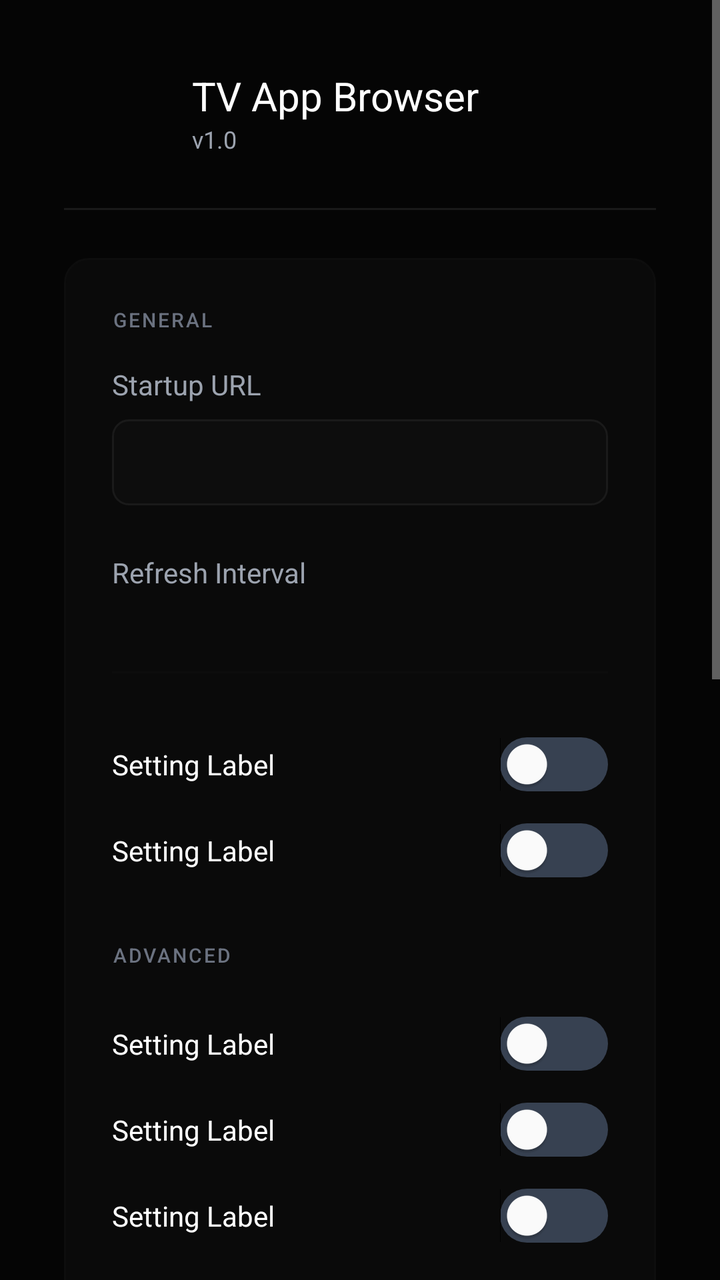
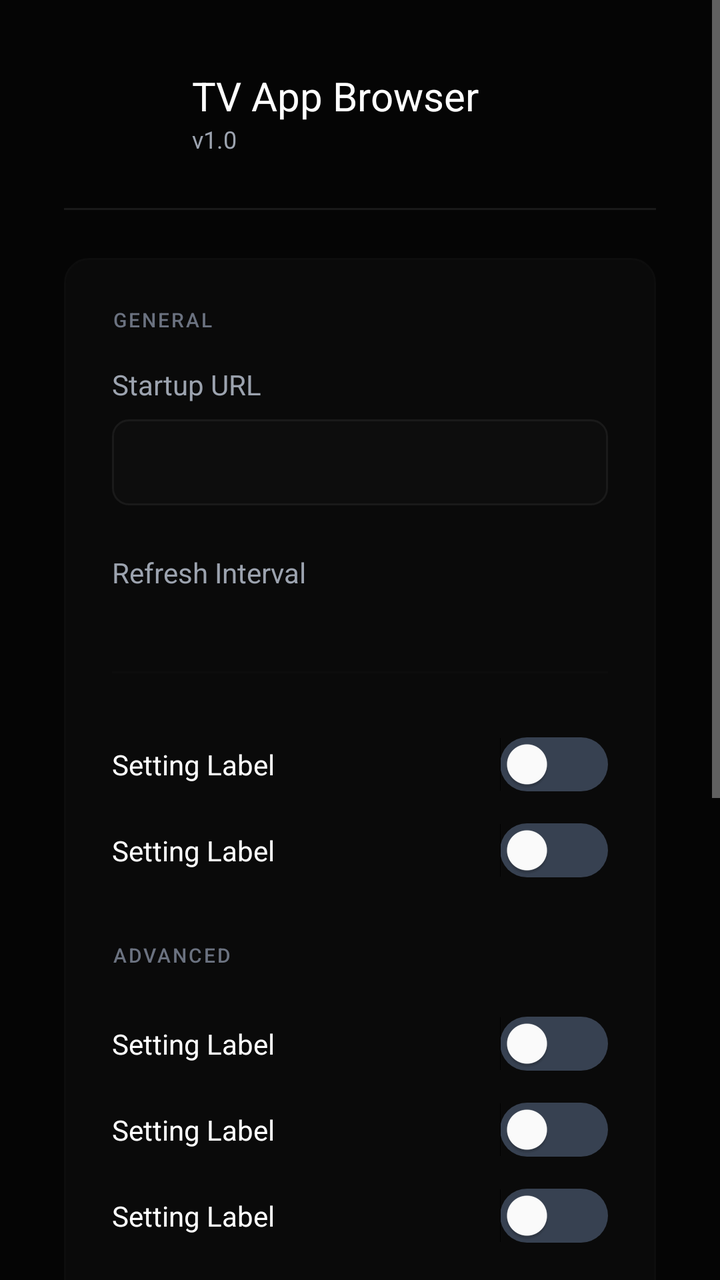

Compare the two renders of this Android layout. The source of the first and the diff that turns it into the second are given below.
<!-- AndroidManifest.xml: activity theme Theme.TVAppBrowser.Settings -->
<!-- res/layout/activity_settings.xml -->
<?xml version="1.0" encoding="utf-8"?>
<ScrollView xmlns:android="http://schemas.android.com/apk/res/android"
    android:layout_width="match_parent"
    android:layout_height="match_parent"
    android:background="@color/background_black"
    android:fillViewport="true">

    <LinearLayout
        android:layout_width="match_parent"
        android:layout_height="wrap_content"
        android:orientation="vertical"
        android:padding="32dp">

        
        <LinearLayout
            android:layout_width="match_parent"
            android:layout_height="wrap_content"
            android:gravity="center_vertical"
            android:orientation="horizontal">

            <ImageView
                android:layout_width="48dp"
                android:layout_height="48dp"
                android:src="@mipmap/ic_launcher" />

            <LinearLayout
                android:layout_width="0dp"
                android:layout_height="wrap_content"
                android:layout_marginStart="16dp"
                android:layout_weight="1"
                android:orientation="vertical">

                <TextView
                    android:layout_width="wrap_content"
                    android:layout_height="wrap_content"
                    android:fontFamily="sans-serif-bold"
                    android:text="@string/settings_title"
                    android:textColor="@color/text_primary"
                    android:textSize="20sp" />

                <TextView
                    android:layout_width="wrap_content"
                    android:layout_height="wrap_content"
                    android:text="@string/version_text"
                    android:textColor="@color/text_secondary"
                    android:textSize="12sp" />
            </LinearLayout>
        </LinearLayout>

        <View
            android:layout_width="match_parent"
            android:layout_height="1dp"
            android:layout_marginTop="24dp"
            android:layout_marginBottom="24dp"
            android:background="@color/border_light" />

        
        <LinearLayout
            android:layout_width="match_parent"
            android:layout_height="wrap_content"
            android:background="@drawable/bg_card"
            android:orientation="vertical"
            android:padding="24dp">

            <TextView
                android:layout_width="match_parent"
                android:layout_height="wrap_content"
                android:fontFamily="sans-serif-medium"
                android:letterSpacing="0.1"
                android:text="@string/section_general"
                android:textColor="@color/text_tertiary"
                android:textSize="10sp" />

            <LinearLayout
                android:layout_width="match_parent"
                android:layout_height="wrap_content"
                android:layout_marginTop="16dp"
                android:orientation="vertical">

                <TextView
                    android:layout_width="wrap_content"
                    android:layout_height="wrap_content"
                    android:text="@string/label_url"
                    android:textColor="@color/text_secondary"
                    android:textSize="14sp" />

                <EditText
                    android:id="@+id/inputUrl"
                    android:layout_width="match_parent"
                    android:layout_height="wrap_content"
                    android:layout_marginTop="8dp"
                    android:background="@drawable/bg_input"
                    android:fontFamily="monospace"
                    android:inputType="textUri"
                    android:padding="12dp"
                    android:textColor="@color/text_primary"
                    android:textSize="14sp"
                    android:nextFocusDown="@+id/scrollInterval" />
            </LinearLayout>

            <LinearLayout
                android:layout_width="match_parent"
                android:layout_height="wrap_content"
                android:layout_marginTop="24dp"
                android:orientation="vertical">

                <TextView
                    android:layout_width="wrap_content"
                    android:layout_height="wrap_content"
                    android:text="@string/label_refresh_interval"
                    android:textColor="@color/text_secondary"
                    android:textSize="14sp" />

                <HorizontalScrollView
                    android:id="@+id/scrollInterval"
                    android:layout_width="match_parent"
                    android:layout_height="wrap_content"
                    android:layout_marginTop="8dp"
                    android:scrollbars="none"
                    android:focusable="false"
                    android:descendantFocusability="afterDescendants"
                    android:nextFocusUp="@+id/inputUrl"
                    android:nextFocusDown="@+id/rowBoot">

                    <LinearLayout
                        android:id="@+id/layoutIntervalChips"
                        android:layout_width="wrap_content"
                        android:layout_height="wrap_content"
                        android:orientation="horizontal"
                        android:padding="4dp" />
                </HorizontalScrollView>
            </LinearLayout>
            
            <View
                android:layout_width="match_parent"
                android:layout_height="1dp"
                android:layout_marginTop="24dp"
                android:layout_marginBottom="24dp"
                android:background="@color/border_subtle" />

            
            <include layout="@layout/item_setting_row" android:id="@+id/rowBoot" android:nextFocusUp="@+id/scrollInterval" android:nextFocusDown="@+id/rowKiosk" />
            <include layout="@layout/item_setting_row" android:id="@+id/rowKiosk" android:nextFocusUp="@+id/rowBoot" android:nextFocusDown="@+id/rowJs" />
            
            
            <TextView
                android:layout_width="match_parent"
                android:layout_height="wrap_content"
                android:layout_marginTop="24dp"
                android:layout_marginBottom="16dp"
                android:fontFamily="sans-serif-medium"
                android:letterSpacing="0.1"
                android:text="@string/section_advanced"
                android:textColor="@color/text_tertiary"
                android:textSize="10sp" />
                
            <include layout="@layout/item_setting_row" android:id="@+id/rowJs" android:nextFocusUp="@+id/rowKiosk" android:nextFocusDown="@+id/rowHw" />
            <include layout="@layout/item_setting_row" android:id="@+id/rowHw" android:nextFocusUp="@+id/rowJs" android:nextFocusDown="@+id/rowCache" />
            <include layout="@layout/item_setting_row" android:id="@+id/rowCache" android:nextFocusUp="@+id/rowHw" android:nextFocusDown="@+id/scrollZoom" />

            <LinearLayout
                android:layout_width="match_parent"
                android:layout_height="wrap_content"
                android:layout_marginTop="24dp"
                android:orientation="vertical">

                <TextView
                    android:layout_width="wrap_content"
                    android:layout_height="wrap_content"
                    android:text="@string/label_zoom_level"
                    android:textColor="@color/text_secondary"
                    android:textSize="14sp" />

                <HorizontalScrollView
                    android:id="@+id/scrollZoom"
                    android:layout_width="match_parent"
                    android:layout_height="wrap_content"
                    android:layout_marginTop="8dp"
                    android:scrollbars="none"
                    android:focusable="false"
                    android:descendantFocusability="afterDescendants"
                    android:nextFocusUp="@+id/rowCache"
                    android:nextFocusDown="@+id/inputPin">

                    <LinearLayout
                        android:id="@+id/layoutZoomChips"
                        android:layout_width="wrap_content"
                        android:layout_height="wrap_content"
                        android:orientation="horizontal"
                        android:padding="4dp" />
                </HorizontalScrollView>
            </LinearLayout>
            
             <LinearLayout
                android:layout_width="match_parent"
                android:layout_height="wrap_content"
                android:layout_marginTop="16dp"
                android:orientation="vertical">

                <TextView
                    android:layout_width="wrap_content"
                    android:layout_height="wrap_content"
                    android:text="@string/label_pin"
                    android:textColor="@color/text_secondary"
                    android:textSize="14sp" />

                <EditText
                    android:id="@+id/inputPin"
                    android:layout_width="match_parent"
                    android:layout_height="wrap_content"
                    android:layout_marginTop="8dp"
                    android:background="@drawable/bg_input"
                    android:inputType="numberPassword"
                    android:padding="12dp"
                    android:maxLength="8"
                    android:textColor="@color/text_primary"
                    android:textSize="14sp"
                    android:nextFocusUp="@+id/scrollZoom"
                    android:nextFocusDown="@+id/recyclerBookmarks" />
            </LinearLayout>

            <View
                android:layout_width="match_parent"
                android:layout_height="1dp"
                android:layout_marginTop="24dp"
                android:layout_marginBottom="24dp"
                android:background="@color/border_subtle" />

            <LinearLayout
                android:layout_width="match_parent"
                android:layout_height="wrap_content"
                android:orientation="horizontal"
                android:gravity="center_vertical">
            
                <TextView
                    android:layout_width="0dp"
                    android:layout_height="wrap_content"
                    android:layout_weight="1"
                    android:fontFamily="sans-serif-medium"
                    android:letterSpacing="0.1"
                    android:text="BOOKMARKS"
                    android:textColor="@color/text_tertiary"
                    android:textSize="10sp" />
                    
                <Button
                    android:id="@+id/btnAddBookmark"
                    style="@style/Widget.TVAppBrowser.Button.Secondary"
                    android:layout_width="wrap_content"
                    android:layout_height="wrap_content"
                    android:text="+ ADD"
                    android:textSize="10sp"
                    android:paddingTop="8dp"
                    android:paddingBottom="8dp"
                    android:nextFocusUp="@+id/recyclerBookmarks"
                    android:nextFocusDown="@+id/btnSave" />
            </LinearLayout>

            <androidx.recyclerview.widget.RecyclerView
                android:id="@+id/recyclerBookmarks"
                android:layout_width="match_parent"
                android:layout_height="wrap_content"
                android:layout_marginTop="16dp"
                android:nestedScrollingEnabled="false"
                android:orientation="horizontal"
                android:nextFocusUp="@+id/inputPin"
                android:nextFocusDown="@+id/btnAddBookmark" />        </LinearLayout>

        
        <LinearLayout
            android:layout_width="match_parent"
            android:layout_height="wrap_content"
            android:layout_marginTop="32dp"
            android:gravity="end"
            android:orientation="horizontal">

            <Button
                android:id="@+id/btnReset"
                style="@style/Widget.TVAppBrowser.Button.Secondary"
                android:layout_width="wrap_content"
                android:layout_height="wrap_content"
                android:text="@string/settings_reset"
                android:nextFocusUp="@+id/btnAddBookmark"
                android:nextFocusRight="@+id/btnSave" />

            <Button
                android:id="@+id/btnSave"
                style="@style/Widget.TVAppBrowser.Button.Primary"
                android:layout_width="wrap_content"
                android:layout_height="wrap_content"
                android:layout_marginStart="16dp"
                android:text="@string/settings_save_apply"
                android:nextFocusUp="@+id/btnAddBookmark"
                android:nextFocusLeft="@+id/btnReset" />
        </LinearLayout>
    </LinearLayout>
</ScrollView>
<!-- res/layout/item_setting_row.xml (included above) -->
<?xml version="1.0" encoding="utf-8"?>
<LinearLayout xmlns:android="http://schemas.android.com/apk/res/android"
    android:layout_width="match_parent"
    android:layout_height="wrap_content"
    android:layout_marginTop="8dp"
    android:layout_marginBottom="8dp"
    android:gravity="center_vertical"
    android:orientation="horizontal">

    <TextView
        android:id="@+id/rowLabel"
        android:layout_width="0dp"
        android:layout_height="wrap_content"
        android:layout_weight="1"
        android:text="Setting Label"
        android:textColor="@color/text_primary"
        android:textSize="14sp" />

    <Switch
        android:id="@+id/rowSwitch"
        android:layout_width="wrap_content"
        android:layout_height="wrap_content"
        android:thumbTint="@color/text_primary"
        android:track="@drawable/bg_toggle_track" />
</LinearLayout>
<!-- resources referenced by this layout -->
<resources>
  <color name="background_black">#050505</color>
  <color name="border_light">#1A1A1A</color>
  <color name="border_subtle">#0D0D0D</color>
  <color name="text_primary">#FFFFFF</color>
  <color name="text_secondary">#9CA3AF</color>
  <color name="text_tertiary">#6B7280</color>
  <!-- drawable bg_card (drawable) -->
  <?xml version="1.0" encoding="utf-8"?>
  <selector xmlns:android="http://schemas.android.com/apk/res/android">
      <item android:state_focused="true">
          <shape android:shape="rectangle">
              <solid android:color="#1A1A1A" />
              <corners android:radius="12dp" />
              <stroke android:width="2dp" android:color="#E30613" />
          </shape>
      </item>
      <item>
          <shape android:shape="rectangle">
              <solid android:color="@color/card_background" />
              <corners android:radius="12dp" />
              <stroke android:width="1dp" android:color="@color/border_subtle" />
          </shape>
      </item>
  </selector>
  <!-- drawable bg_input (drawable) -->
  <?xml version="1.0" encoding="utf-8"?>
  <selector xmlns:android="http://schemas.android.com/apk/res/android">
      <item android:state_focused="true">
          <shape android:shape="rectangle">
              <solid android:color="@color/border_subtle" />
              <corners android:radius="8dp" />
              <stroke android:width="2dp" android:color="#E30613" />
          </shape>
      </item>
      <item>
          <shape android:shape="rectangle">
              <solid android:color="@color/border_subtle" />
              <corners android:radius="8dp" />
              <stroke android:width="1dp" android:color="@color/border_light" />
          </shape>
      </item>
  </selector>
  <!-- mipmap ic_launcher (mipmap-anydpi-v26) -->
  <?xml version="1.0" encoding="utf-8"?>
  <adaptive-icon xmlns:android="http://schemas.android.com/apk/res/android">
      <background android:drawable="@drawable/ic_launcher_background"/>
      <foreground android:drawable="@mipmap/ic_launcher_foreground"/>
  </adaptive-icon>
  <string name="label_pin">Exit PIN Code</string>
  <string name="label_refresh_interval">Refresh Interval</string>
  <string name="label_url">Startup URL</string>
  <string name="label_zoom_level">Zoom Level</string>
  <string name="section_advanced">ADVANCED</string>
  <string name="section_general">GENERAL</string>
  <string name="settings_reset">RESET TO DEFAULTS</string>
  <string name="settings_save_apply">SAVE &amp; APPLY</string>
  <string name="settings_title">TV App Browser</string>
  <string name="version_text">v1.0</string>
  <style name="Widget.TVAppBrowser.Button.Secondary" parent="Widget.TVAppBrowser.Button.Primary">
          <item name="android:background">@drawable/bg_button_secondary</item>
      </style>
  <style name="Theme.TVAppBrowser.Settings" parent="Theme.TVAppBrowser">
          <item name="android:windowBackground">@color/background_black</item>
          <item name="android:statusBarColor">@color/transparent</item>
          <item name="android:navigationBarColor">@color/transparent</item>
      </style>
  <color name="card_background">#0A0A0A</color>
  <color name="transparent">#00000000</color>
  <color name="primary_red">#E30613</color>
  <color name="toggle_off">#374151</color>
  <style name="Theme.TVAppBrowser" parent="Theme.AppCompat.NoActionBar">
          
          <item name="colorPrimary">@color/primary_red</item>
          <item name="colorPrimaryDark">@color/primary_red_dark</item>
          <item name="colorAccent">@color/primary_red_light</item>
          
          <item name="android:windowBackground">@color/background_black</item>
          <item name="android:textColorPrimary">@color/text_primary</item>
          
          
          <item name="android:windowFullscreen">true</item>
          <item name="android:windowContentOverlay">@null</item>
      </style>
  <color name="primary_red_dark">#B91C1C</color>
  <color name="border_medium">#333333</color>
  <color name="primary_red_light">#F87171</color>
  <!-- unchanged entries left out for length: 5 -->
</resources>

<!-- the commit's change to res/layout/activity_settings.xml (unified diff, before → after) -->
@@ -270,8 +270,20 @@
             android:layout_width="match_parent"
             android:layout_height="wrap_content"
             android:layout_marginTop="32dp"
-            android:gravity="end"
             android:orientation="horizontal">
+
+            <Button
+                android:id="@+id/btnExit"
+                style="@style/Widget.TVAppBrowser.Button.Secondary"
+                android:layout_width="wrap_content"
+                android:layout_height="wrap_content"
+                android:textColor="@color/error_red"
+                android:text="Exit App" />
+
+            <Space
+                android:layout_width="0dp"
+                android:layout_height="match_parent"
+                android:layout_weight="1" />
 
             <Button
                 android:id="@+id/btnReset"
@@ -280,6 +292,7 @@
                 android:layout_height="wrap_content"
                 android:text="@string/settings_reset"
                 android:nextFocusUp="@+id/btnAddBookmark"
+                android:nextFocusLeft="@+id/btnExit"
                 android:nextFocusRight="@+id/btnSave" />
 
             <Button
<!-- resource entries referenced after the edit -->
@@ -3,6 +3,7 @@
   <color name="background_black">#050505</color>
   <color name="border_light">#1A1A1A</color>
   <color name="border_subtle">#0D0D0D</color>
+  <color name="error_red">#EF4444</color>
   <color name="text_primary">#FFFFFF</color>
   <color name="text_secondary">#9CA3AF</color>
   <color name="text_tertiary">#6B7280</color>
